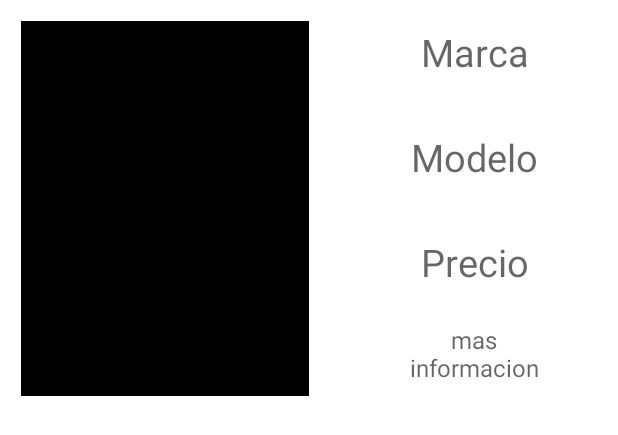
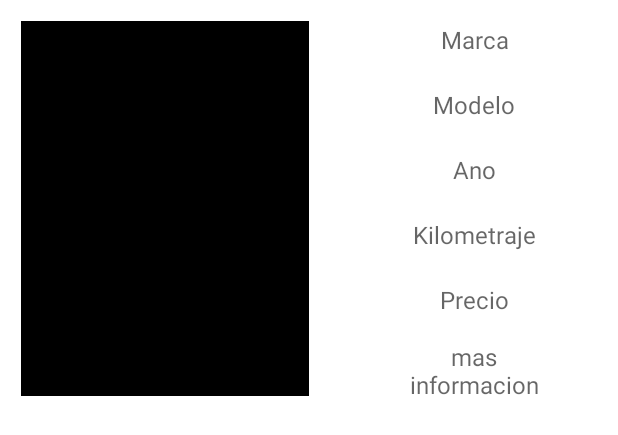
Before and after one commit to carlosVicencio87/grupoContinental, an Android app: the layout item_autos.xml on its own in the app's theme, with its tools: preview values and no code run, on a phone screen of 412 x 824 dp. Shown: the top 435 px of the screen. Run offline under Robolectric (Android 15) with nearby library versions, the phone set to English and light mode, and no system bars; network calls fail.

```diff
--- a/app/src/main/res/layout/item_autos.xml
+++ b/app/src/main/res/layout/item_autos.xml
@@ -15,32 +15,48 @@
     <LinearLayout
         android:layout_width="0dp"
         android:layout_weight="1"
-        android:layout_height="match_parent"
+        android:layout_height="wrap_content"
         android:orientation="vertical">
         <TextView
             android:id="@+id/marca"
             android:layout_width="match_parent"
-            android:layout_height="70dp"
+            android:layout_height="43dp"
             android:hint="Marca"
             android:gravity="center"
             android:textColor="@color/black"
-            android:textSize="25dp"/>
+            android:textSize="16dp"/>
         <TextView
             android:id="@+id/modelo"
             android:hint="Modelo"
             android:layout_width="match_parent"
-            android:layout_height="70dp"
+            android:layout_height="43dp"
             android:gravity="center"
             android:textColor="@color/black"
-            android:textSize="25dp"/>
+            android:textSize="16dp"/>
+        <TextView
+            android:id="@+id/ano_tv"
+            android:hint="Ano"
+            android:layout_width="match_parent"
+            android:layout_height="43dp"
+            android:gravity="center"
+            android:textColor="@color/black"
+            android:textSize="16dp"/>
+        <TextView
+            android:id="@+id/kms_tv"
+            android:hint="Kilometraje"
+            android:layout_width="match_parent"
+            android:layout_height="43dp"
+            android:gravity="center"
+            android:textColor="@color/black"
+            android:textSize="16dp"/>
         <TextView
             android:id="@+id/precio"
             android:hint="Precio"
             android:layout_width="match_parent"
-            android:layout_height="70dp"
+            android:layout_height="43dp"
             android:gravity="center"
             android:textColor="@color/black"
-            android:textSize="25dp"/>
+            android:textSize="16dp"/>
         <TextView
             android:id="@+id/mas_Informacion"
             android:hint="mas&#10;informacion"
@@ -51,5 +67,4 @@
             android:textColor="@color/black"
             android:textSize="16dp"/>
     </LinearLayout>
-
 </LinearLayout>
```
Also changed, not shown: app/src/main/java/com/com/grupocontinental/AdadpterListaAutos.java (+15 -4 lines), app/src/main/java/com/com/grupocontinental/ListaAutos.java (+30 -2 lines), app/src/main/java/com/com/grupocontinental/Principal.java (+54 -6 lines), app/src/main/res/layout/activity_login.xml (+15 -18 lines), app/src/main/res/layout/activity_principal.xml (+57 -0 lines), app/src/main/res/drawable/flecha_abajo.png (added), app/src/main/res/drawable/jeep.jpg (added), app/src/main/res/drawable/logo2.jpg (added), app/src/main/res/drawable/lupa.png (added), app/src/main/res/drawable/tache.png (added).
